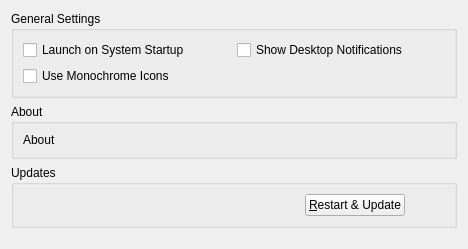
The window that src/gui/generalsettings.ui (GrossLukas/client) describes before a commit, drawn with Qt 5.
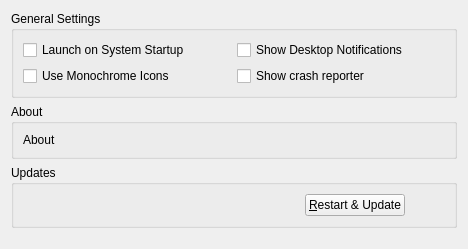
The same window after the commit.

Commit message: Add checkbox to general settings to disable the crash reporter

The edit to the form file:
```diff
--- a/src/gui/generalsettings.ui
+++ b/src/gui/generalsettings.ui
@@ -41,6 +41,13 @@
         </property>
        </widget>
       </item>
+      <item row="1" column="1">
+       <widget class="QCheckBox" name="crashreporterCheckBox">
+        <property name="text">
+         <string>Show crash reporter</string>
+        </property>
+       </widget>
+      </item>
      </layout>
     </widget>
    </item>
```
The commit also changes 4 other files.
